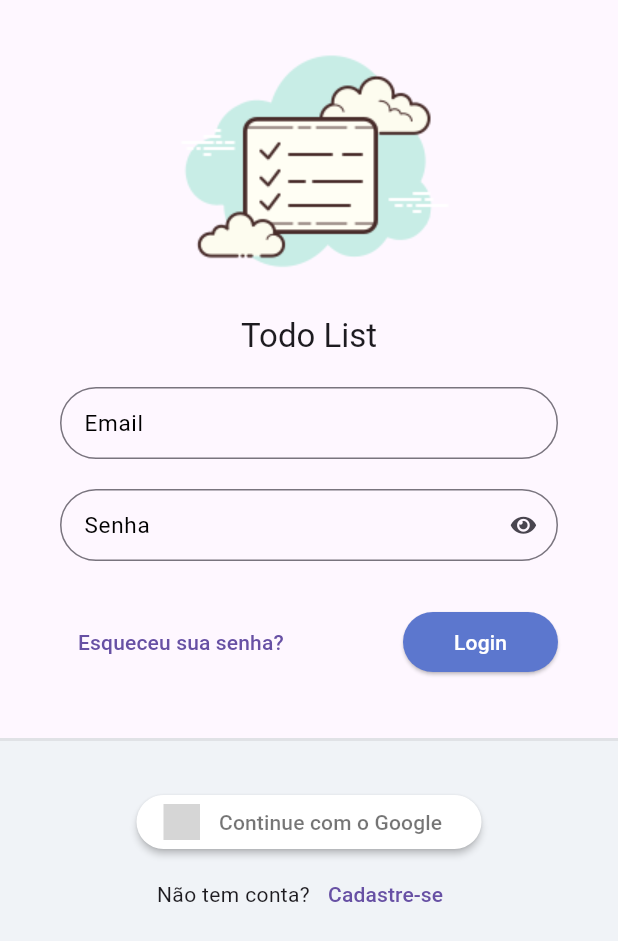
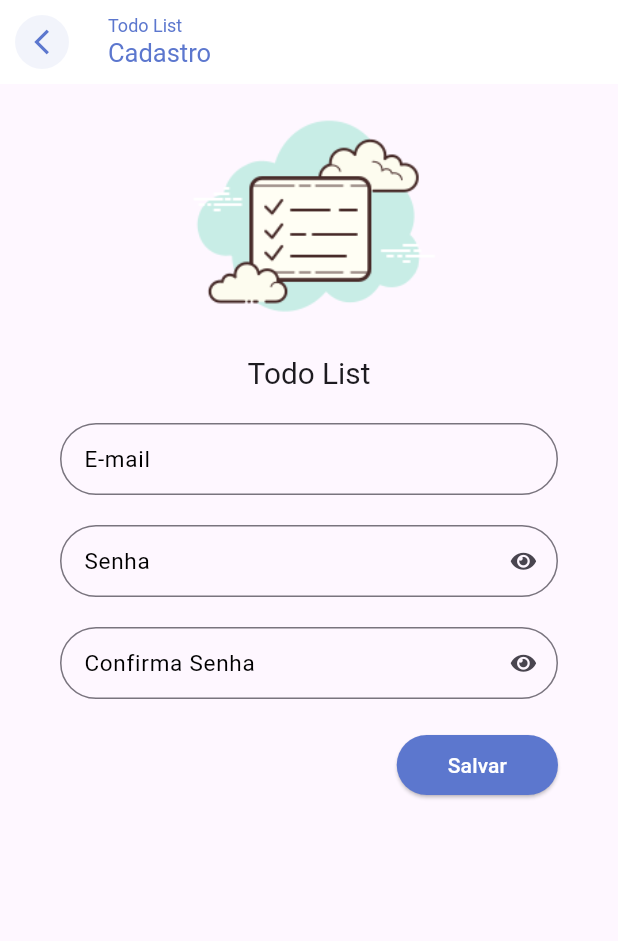
Before and after one commit to luizgfalqueto/todo_list_provider, a Flutter app: the screen it shows after launch, after a tap on "Cadastre-se", on a phone screen of 412 x 824 dp. Shown: the top 941 px of the screen. Run offline on Flutter 3.47's test engine with Material 3 defaults, Android fonts, the phone set to English and light mode, and no system bars; drawn by our look-alikes of sign_in_button; our stand-ins replace google_fonts, sqflite, sqflite_common, synchronized; accounts and stored records are empty; Roboto replaces fonts that are missing (Mandali); grey boxes are pictures that could not be loaded.

Commit message:
feat: register module with register page ui

```diff
--- a/lib/app/modules/auth/auth_module.dart
+++ b/lib/app/modules/auth/auth_module.dart
@@ -2,13 +2,19 @@ import 'package:provider/provider.dart';
 import 'package:todo_list_provider/app/core/modules/todo_list_module.dart';
 import 'package:todo_list_provider/app/modules/auth/login/login_controller.dart';
 import 'package:todo_list_provider/app/modules/auth/login/login_page.dart';
+import 'package:todo_list_provider/app/modules/auth/register/register_controller.dart';
+import 'package:todo_list_provider/app/modules/auth/register/register_page.dart';
 
 class AuthModule extends TodoListModule {
   AuthModule()
       : super(
-          bindings: [ChangeNotifierProvider(create: (_) => LoginController())],
+          bindings: [
+            ChangeNotifierProvider(create: (_) => LoginController()),
+            ChangeNotifierProvider(create: (_) => RegisterController())
+          ],
           routers: {
             '/login': (context) => const LoginPage(),
+            '/register': (context) => const RegisterPage(),
           },
         );
 }
--- a/lib/app/modules/auth/login/login_page.dart
+++ b/lib/app/modules/auth/login/login_page.dart
@@ -104,7 +104,9 @@ class LoginPage extends StatelessWidget {
                               children: [
                                 const Text('Não tem conta?'),
                                 TextButton(
-                                  onPressed: () {},
+                                  onPressed: () {
+                                    Navigator.of(context).pushNamed('/register');
+                                  },
                                   child: const Text('Cadastre-se'),
                                 ),
                               ],
--- /dev/null
+++ b/lib/app/modules/auth/register/register_controller.dart
@@ -0,0 +1,6 @@
+
+import 'package:flutter/material.dart';
+
+class RegisterController extends ChangeNotifier {
+
+}
--- /dev/null
+++ b/lib/app/modules/auth/register/register_page.dart
@@ -0,0 +1,107 @@
+import 'package:flutter/material.dart';
+import 'package:flutter/widgets.dart';
+import 'package:todo_list_provider/app/core/ui/them_extensions.dart';
+import 'package:todo_list_provider/app/core/widget/todo_list_field.dart';
+import 'package:todo_list_provider/app/core/widget/todo_list_logo.dart';
+
+class RegisterPage extends StatelessWidget {
+  const RegisterPage({super.key});
+
+  @override
+  Widget build(BuildContext context) {
+    return Scaffold(
+      appBar: AppBar(
+        backgroundColor: Colors.white,
+        title: Column(
+          crossAxisAlignment: CrossAxisAlignment.start,
+          children: [
+            Text(
+              'Todo List',
+              style: TextStyle(
+                fontSize: 12,
+                color: context.primaryColor,
+              ),
+            ),
+            Text(
+              'Cadastro',
+              style: TextStyle(
+                fontSize: 17,
+                color: context.primaryColor,
+              ),
+            ),
+          ],
+        ),
+        automaticallyImplyLeading: false,
+        leading: IconButton(
+          onPressed: () => Navigator.pop(context),
+          icon: ClipOval(
+            child: Container(
+              color: context.primaryColor.withAlpha(20),
+              padding: const EdgeInsets.all(8),
+              child: Icon(
+                Icons.arrow_back_ios_outlined,
+                size: 20,
+                color: context.primaryColor,
+              ),
+            ),
+          ),
+        ),
+      ),
+      body: ListView(
+        children: [
+          SizedBox(
+            height: MediaQuery.of(context).size.width * .5,
+            child: const FittedBox(
+              fit: BoxFit.fitHeight,
+              child: TodoListLogo(),
+            ),
+          ),
+          Padding(
+            padding: const EdgeInsets.symmetric(
+              horizontal: 40,
+              vertical: 20,
+            ),
+            child: Form(
+                child: Column(
+              children: [
+                TodoListField(label: 'E-mail'),
+                const SizedBox(
+                  height: 20,
+                ),
+                TodoListField(
+                  label: 'Senha',
+                  obscureText: true,
+                ),
+                const SizedBox(
+                  height: 20,
+                ),
+                TodoListField(
+                  label: 'Confirma Senha',
+                  obscureText: true,
+                ),
+                const SizedBox(
+                  height: 20,
+                ),
+                Align(
+                  alignment: Alignment.bottomRight,
+                  child: ElevatedButton(
+                    onPressed: () {},
+                    style: ElevatedButton.styleFrom(
+                      shape: RoundedRectangleBorder(
+                        borderRadius: BorderRadius.circular(20),
+                      ),
+                    ),
+                    child: const Padding(
+                      padding: EdgeInsets.all(10),
+                      child: Text('Salvar'),
+                    ),
+                  ),
+                )
+              ],
+            )),
+          ),
+        ],
+      ),
+    );
+  }
+}
```
